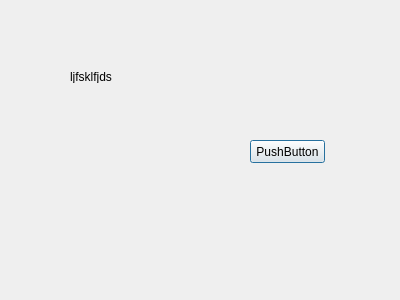
Qt form ui/printdetails.ui (Noah202226/Pyqt5-BillsCounter) before a commit.
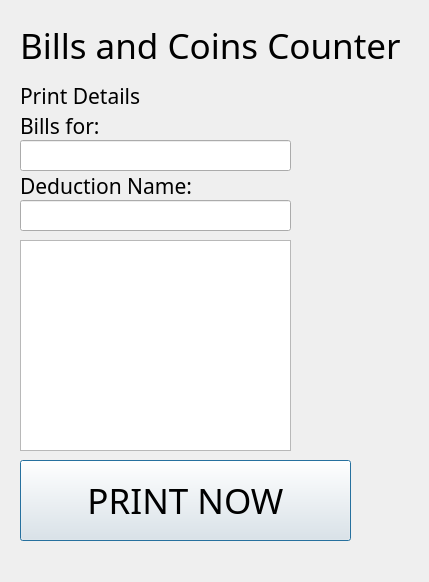
The same form after that commit.

```diff
--- a/ui/printdetails.ui
+++ b/ui/printdetails.ui
@@ -6,8 +6,8 @@
    <rect>
     <x>0</x>
     <y>0</y>
-    <width>400</width>
-    <height>300</height>
+    <width>429</width>
+    <height>582</height>
    </rect>
   </property>
   <property name="windowTitle">
@@ -16,27 +16,129 @@
   <widget class="QLabel" name="label">
    <property name="geometry">
     <rect>
-     <x>70</x>
-     <y>70</y>
-     <width>47</width>
-     <height>13</height>
+     <x>20</x>
+     <y>80</y>
+     <width>141</width>
+     <height>31</height>
     </rect>
    </property>
+   <property name="font">
+    <font>
+     <family>Arial Rounded MT Bold</family>
+     <pointsize>16</pointsize>
+    </font>
+   </property>
    <property name="text">
-    <string>ljfsklfjds</string>
+    <string>Print Details</string>
    </property>
   </widget>
   <widget class="QPushButton" name="pushButton">
    <property name="geometry">
     <rect>
-     <x>250</x>
+     <x>20</x>
+     <y>460</y>
+     <width>331</width>
+     <height>81</height>
+    </rect>
+   </property>
+   <property name="font">
+    <font>
+     <family>Arial Rounded MT Bold</family>
+     <pointsize>26</pointsize>
+    </font>
+   </property>
+   <property name="text">
+    <string>PRINT NOW</string>
+   </property>
+  </widget>
+  <widget class="QLabel" name="label_2">
+   <property name="geometry">
+    <rect>
+     <x>20</x>
+     <y>20</y>
+     <width>401</width>
+     <height>51</height>
+    </rect>
+   </property>
+   <property name="font">
+    <font>
+     <family>Arial Rounded MT Bold</family>
+     <pointsize>26</pointsize>
+    </font>
+   </property>
+   <property name="text">
+    <string>Bills and Coins Counter</string>
+   </property>
+  </widget>
+  <widget class="QLabel" name="label_3">
+   <property name="geometry">
+    <rect>
+     <x>20</x>
+     <y>110</y>
+     <width>111</width>
+     <height>31</height>
+    </rect>
+   </property>
+   <property name="font">
+    <font>
+     <family>Arial Rounded MT Bold</family>
+     <pointsize>16</pointsize>
+    </font>
+   </property>
+   <property name="text">
+    <string>Bills for:</string>
+   </property>
+  </widget>
+  <widget class="QLineEdit" name="billfor">
+   <property name="geometry">
+    <rect>
+     <x>20</x>
      <y>140</y>
-     <width>75</width>
-     <height>23</height>
+     <width>271</width>
+     <height>31</height>
     </rect>
+   </property>
+  </widget>
+  <widget class="QLabel" name="label_4">
+   <property name="geometry">
+    <rect>
+     <x>20</x>
+     <y>170</y>
+     <width>221</width>
+     <height>31</height>
+    </rect>
+   </property>
+   <property name="font">
+    <font>
+     <family>Arial Rounded MT Bold</family>
+     <pointsize>16</pointsize>
+    </font>
    </property>
    <property name="text">
-    <string>PushButton</string>
+    <string>Deduction Name:</string>
+   </property>
+  </widget>
+  <widget class="QLineEdit" name="deductionName">
+   <property name="geometry">
+    <rect>
+     <x>20</x>
+     <y>200</y>
+     <width>271</width>
+     <height>31</height>
+    </rect>
+   </property>
+  </widget>
+  <widget class="QPlainTextEdit" name="data">
+   <property name="geometry">
+    <rect>
+     <x>20</x>
+     <y>240</y>
+     <width>271</width>
+     <height>211</height>
+    </rect>
+   </property>
+   <property name="readOnly">
+    <bool>true</bool>
    </property>
   </widget>
  </widget>
```
